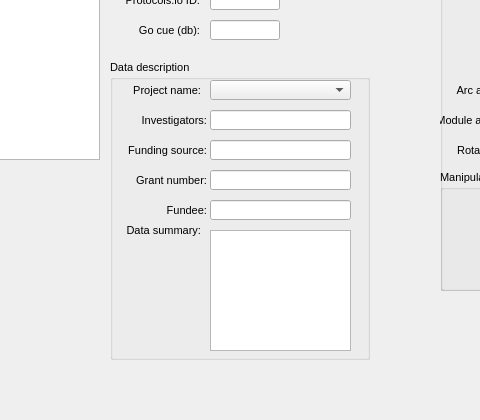
AllenNeuralDynamics/dynamic-foraging-task, file src/foraging_gui/MetaData.ui: the form before one commit; both pictures show x 150 to 630 and y 140 to 560 of the 1256 by 695 pixel window.
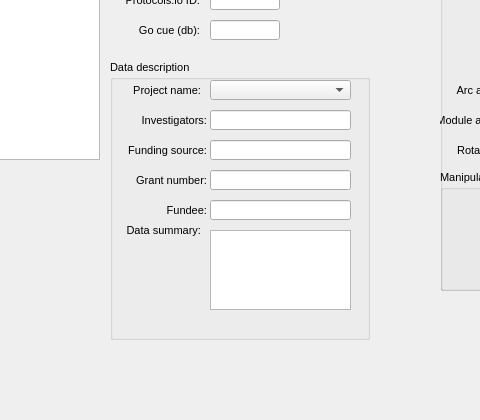
The form after the commit.

```diff
--- a/src/foraging_gui/MetaData.ui
+++ b/src/foraging_gui/MetaData.ui
@@ -869,7 +869,7 @@
      <x>260</x>
      <y>200</y>
      <width>260</width>
-     <height>300</height>
+     <height>280</height>
     </rect>
    </property>
    <property name="title">
@@ -881,7 +881,7 @@
       <x>100</x>
       <y>170</y>
       <width>141</width>
-      <height>121</height>
+      <height>80</height>
      </rect>
     </property>
     <property name="sizePolicy">
```
